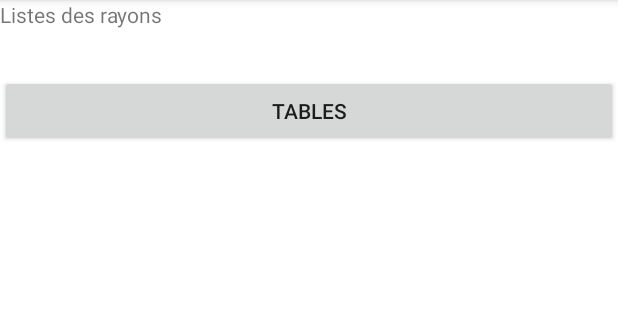
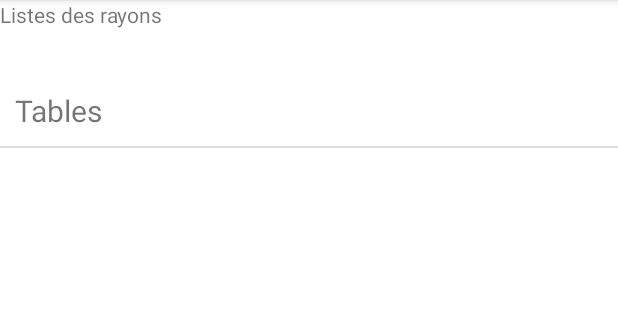
Before and after one commit to IbanEtchep/ApAkei, an Android app: the RayonMagasinActivity screen opened directly, with no data from a screen before it, on a phone screen of 412 x 824 dp, the part 84-404 px from its top. Run offline under Robolectric (Android 15) with nearby library versions, the phone set to English and light mode, and no system bars.

Commit message:
listerayon2

```diff
--- a/app/src/main/java/fr/apakei/employe/RayonMagasinActivity.java
+++ b/app/src/main/java/fr/apakei/employe/RayonMagasinActivity.java
@@ -1,13 +1,19 @@
 package fr.apakei.employe;
 
 import android.os.Bundle;
+import android.widget.ArrayAdapter;
 import android.widget.Button;
 import android.widget.LinearLayout;
+import android.widget.ListView;
 
 import androidx.appcompat.app.AppCompatActivity;
 
+import java.util.ArrayList;
+import java.util.List;
+
 import fr.apakei.Modele;
 import fr.apakei.R;
+import fr.apakei.Rayon;
 
 public class RayonMagasinActivity extends AppCompatActivity {
 
@@ -15,11 +21,13 @@ public class RayonMagasinActivity extends AppCompatActivity {
     protected void onCreate(Bundle savedInstanceState) {
         super.onCreate(savedInstanceState);
         setContentView(R.layout.activity_rayonmagasin);
-        LinearLayout layout = (LinearLayout) findViewById(R.id. linear1);
-        for (int i=0;i< Modele.getLesRayons().size();i++){
-            Button btn = new Button(this);
-            btn.setText(Modele.getLeRayon(i).getLibelle());
-            layout.addView(btn);
+        ListView lv_listP = (ListView)findViewById(R.id.lv_rayons);
+        List<Rayon> lesRayons= Modele.getLesRayons();
+        List<String> s_lesRayons=new ArrayList<>();
+        for (int i=0;i< lesRayons.size();i++){
+            s_lesRayons.add(Modele.getLeRayon(i).getLibelle());
         }
+        ArrayAdapter<String> lv_adapter = new ArrayAdapter<String>(this, R.layout.lv_rayons_element, s_lesRayons);
+        lv_listP.setAdapter(lv_adapter);
     }
 }
--- a/app/src/main/java/fr/apakei/produits/ListRayonsActivity.java
+++ b/app/src/main/java/fr/apakei/produits/ListRayonsActivity.java
@@ -28,7 +28,7 @@ public class ListRayonsActivity extends AppCompatActivity {
         for (Rayon ray : lesRayons) {
             s_lesRayons.add(ray.getLibelle());
         }
-        ArrayAdapter<String> lv_adapter = new ArrayAdapter<String>(this, R.layout.lv_rayons_element, s_lesRayons);
+        ArrayAdapter<String> lv_adapter = new ArrayAdapter<String>(this, R.layout.lv_rayonmagasin_element, s_lesRayons);
 
 
         lv_listP.setAdapter(lv_adapter);
--- a/app/src/main/res/layout/activity_rayonmagasin.xml
+++ b/app/src/main/res/layout/activity_rayonmagasin.xml
@@ -11,11 +11,10 @@
         android:layout_weight="1"
         android:text="Listes des rayons" />
 
-    <LinearLayout
-        android:id="@+id/linear1"
+    <ListView
+        android:id="@+id/lv_rayons"
         android:layout_width="match_parent"
         android:layout_height="match_parent"
-        android:layout_weight="1"
-        android:orientation="vertical"></LinearLayout>
+        android:layout_weight="1" />
 
 </LinearLayout>
```
Also changed, not shown: app/src/main/res/layout/lv_rayonmagasin_element.xml (added, +9 -0 lines).
